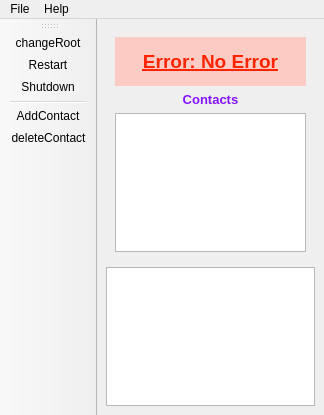
This is client/qt/client.ui in LaKabane/tNETacle as Qt 5 draws it before an edit. The edited form follows.
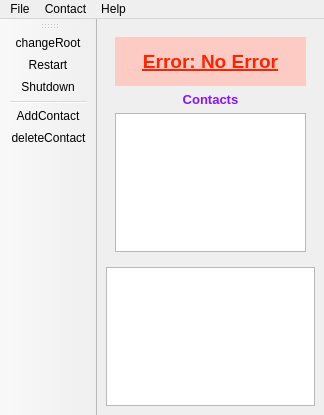
This is the edited form. Icons and pictures are not drawn.

Commit message: contact : add and delete reachable from the text menu

What changed in the file:
```diff
--- a/client/qt/client.ui
+++ b/client/qt/client.ui
@@ -576,7 +576,15 @@
     </property>
     <addaction name="actionAbout"/>
    </widget>
+   <widget class="QMenu" name="menuContact">
+    <property name="title">
+     <string>Contact</string>
+    </property>
+    <addaction name="actionAddAContact"/>
+    <addaction name="actionDeleteAContact"/>
+   </widget>
    <addaction name="menuFile"/>
+   <addaction name="menuContact"/>
    <addaction name="menuHelp"/>
   </widget>
   <action name="actionExit">
```
Left out of the diff: 24 changed lines with no effect on the pictures. The commit also changes 1 other file.
